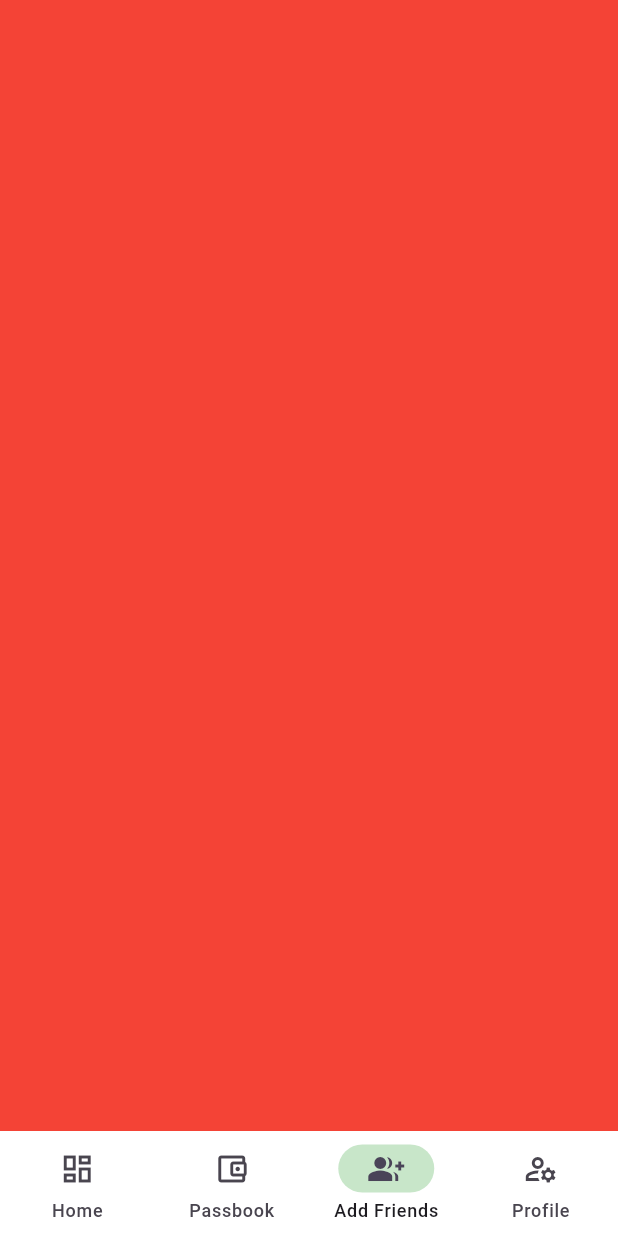
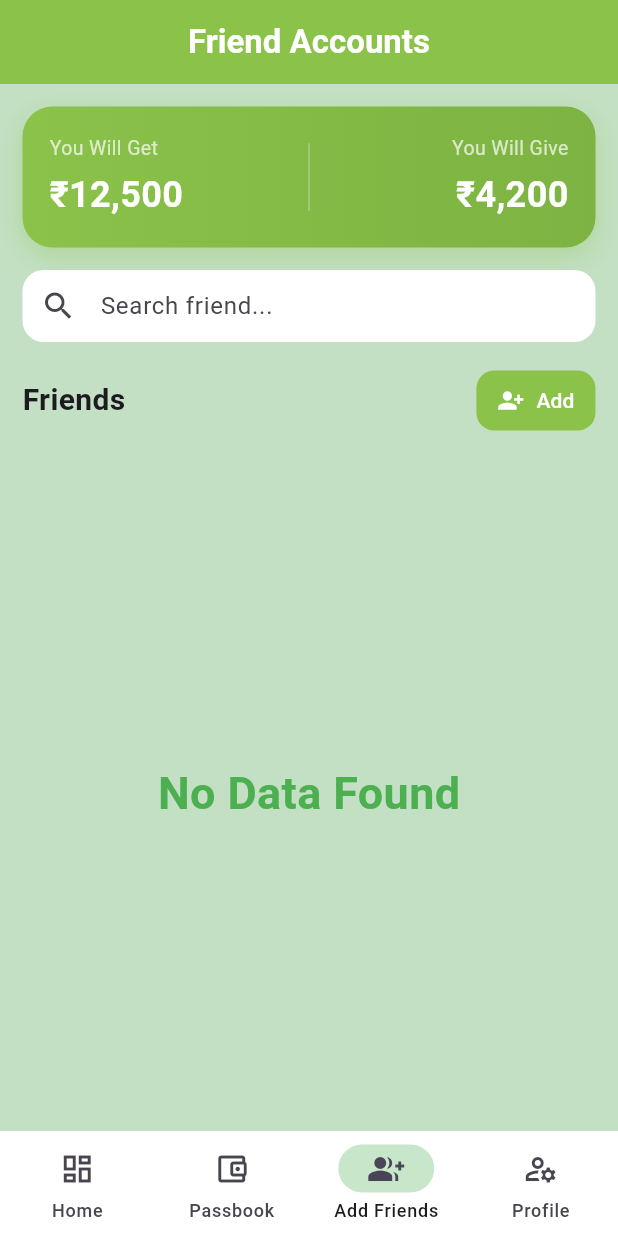
Before and after one commit to VishalNakum1210/FinTrack, a Flutter app: the NavPageSelector screen opened directly, item 3 of the bottom bar chosen, on a phone screen of 412 x 824 dp. Run offline on Flutter 3.47's test engine with Material 3 defaults, Android fonts, the phone set to English and light mode, and no system bars; our stand-ins replace firebase_core, firebase_database, fluttertoast, shared_preferences; accounts and stored records are empty.

Commit message:
Design Friend Ledger page, add AddFriend Page and it's database logic and improve or change other code

```diff
--- /dev/null
+++ b/lib/FriendsPages/friend_expenses.dart
@@ -0,0 +1,315 @@
+import 'package:account/FriendsPages/addFriends.dart';
+import 'package:account/GetInformation/GetFriendDetails.dart';
+import 'package:flutter/material.dart';
+import 'package:shared_preferences/shared_preferences.dart';
+
+class FriendPage extends StatefulWidget {
+  @override
+  State<FriendPage> createState() => _friendPage();
+}
+
+class _friendPage extends State<FriendPage> {
+  List<Map<String, dynamic>>? friendRecord = null;
+
+  void getDetails() async {
+    SharedPreferences sp = await SharedPreferences.getInstance();
+    String? phone_number = sp.getString("phone_number");
+    friendRecord = (await getFriendDetails(phone_number!));
+    setState(() {});
+  }
+
+  @override
+  void initState() {
+    super.initState();
+    getDetails();
+  }
+
+  @override
+  Widget build(BuildContext context) {
+    Color primaryColor = const Color(0xFF8BC24A);
+
+    return Scaffold(
+      backgroundColor: const Color.fromARGB(255, 195, 224, 196),
+
+      appBar: AppBar(
+        elevation: 0,
+        centerTitle: true,
+        backgroundColor: primaryColor,
+        title: const Text(
+          "Friend Accounts",
+          style: TextStyle(fontWeight: FontWeight.bold, color: Colors.white),
+        ),
+      ),
+
+      body: Column(
+        children: [
+          // Summary Card
+          Container(
+            margin: const EdgeInsets.all(15),
+            padding: const EdgeInsets.all(18),
+            decoration: BoxDecoration(
+              borderRadius: BorderRadius.circular(20),
+              gradient: const LinearGradient(
+                colors: [Color(0xFF8BC24A), Color(0xFF7CB342)],
+              ),
+              boxShadow: [
+                BoxShadow(
+                  color: primaryColor.withOpacity(.35),
+                  blurRadius: 15,
+                  offset: const Offset(0, 6),
+                ),
+              ],
+            ),
+            child: Row(
+              children: [
+                Expanded(
+                  child: Column(
+                    crossAxisAlignment: CrossAxisAlignment.start,
+                    children: const [
+                      Text(
+                        "You Will Get",
+                        style: TextStyle(color: Colors.white70, fontSize: 13),
+                      ),
+
+                      SizedBox(height: 5),
+
+                      Text(
+                        "₹12,500",
+                        style: TextStyle(
+                          color: Colors.white,
+                          fontSize: 24,
+                          fontWeight: FontWeight.bold,
+                        ),
+                      ),
+                    ],
+                  ),
+                ),
+
+                Container(height: 45, width: 1, color: Colors.white30),
+
+                Expanded(
+                  child: Column(
+                    crossAxisAlignment: CrossAxisAlignment.end,
+                    children: const [
+                      Text(
+                        "You Will Give",
+                        style: TextStyle(color: Colors.white70, fontSize: 13),
+                      ),
+
+                      SizedBox(height: 5),
+
+                      Text(
+                        "₹4,200",
+                        style: TextStyle(
+                          color: Colors.white,
+                          fontSize: 24,
+                          fontWeight: FontWeight.bold,
+                        ),
+                      ),
+                    ],
+                  ),
+                ),
+              ],
+            ),
+          ),
+
+          // Search
+          Padding(
+            padding: const EdgeInsets.symmetric(horizontal: 15),
+            child: TextField(
+              decoration: InputDecoration(
+                hintText: "Search friend...",
+                prefixIcon: const Icon(Icons.search),
+                filled: true,
+                fillColor: Colors.white,
+                contentPadding: EdgeInsets.zero,
+                border: OutlineInputBorder(
+                  borderRadius: BorderRadius.circular(14),
+                  borderSide: BorderSide.none,
+                ),
+              ),
+            ),
+          ),
+
+          const SizedBox(height: 15),
+
+          // Friends Header
+          Padding(
+            padding: const EdgeInsets.symmetric(horizontal: 15),
+            child: Row(
+              children: [
+                const Text(
+                  "Friends",
+                  style: TextStyle(fontSize: 20, fontWeight: FontWeight.bold),
+                ),
+
+                const Spacer(),
+
+                ElevatedButton.icon(
+                  onPressed: () async {
+                    final result = await Navigator.push(
+                      context,
+                      MaterialPageRoute(builder: (context) => AddFriends()),
+                    );
+
+                    if (result == true) {
+                      getDetails();
+                    }
+                  },
+                  icon: const Icon(Icons.person_add_alt_1, size: 18),
+                  label: const Text("Add"),
+                  style: ElevatedButton.styleFrom(
+                    backgroundColor: primaryColor,
+                    foregroundColor: Colors.white,
+                    elevation: 0,
+                    padding: const EdgeInsets.symmetric(
+                      horizontal: 14,
+                      vertical: 10,
+                    ),
+                    shape: RoundedRectangleBorder(
+                      borderRadius: BorderRadius.circular(12),
+                    ),
+                  ),
+                ),
+              ],
+            ),
+          ),
+
+          const SizedBox(height: 12),
+
+          // Friend List
+          Expanded(
+            child: (friendRecord != null)
+                ? ListView.builder(
+                    padding: const EdgeInsets.symmetric(horizontal: 15),
+                    itemCount: friendRecord!.length,
+                    itemBuilder: (context, index) {
+                      return Container(
+                        margin: const EdgeInsets.only(bottom: 12),
+                        padding: const EdgeInsets.all(15),
+                        decoration: BoxDecoration(
+                          color: Colors.white,
+                          borderRadius: BorderRadius.circular(18),
+                          boxShadow: [
+                            BoxShadow(
+                              color: Colors.black.withOpacity(.05),
+                              blurRadius: 8,
+                              offset: const Offset(0, 3),
+                            ),
+                          ],
+                        ),
+
+                        child: Row(
+                          children: [
+                            // Avatar
+                            CircleAvatar(
+                              radius: 28,
+                              backgroundColor: primaryColor.withOpacity(.15),
+                              child: Text(
+                                "A",
+                                style: TextStyle(
+                                  color: primaryColor,
+                                  fontWeight: FontWeight.bold,
+                                  fontSize: 18,
+                                ),
+                              ),
+                            ),
+
+                            const SizedBox(width: 12),
+
+                            // Name & Number
+                            Expanded(
+                              child: Column(
+                                crossAxisAlignment: CrossAxisAlignment.start,
+                                children: [
+                                  Text(
+                                    "Amit Patel",
+                                    style: const TextStyle(
+                                      fontWeight: FontWeight.bold,
+                                      fontSize: 16,
+                                    ),
+                                  ),
+
+                                  const SizedBox(height: 4),
+
+                                  const Text(
+                                    "9876543210",
+                                    style: TextStyle(
+                                      color: Colors.grey,
+                                      fontSize: 13,
+                                    ),
+                                  ),
+                                ],
+                              ),
+                            ),
+
+                            // Get & Give
+                            Column(
+                              crossAxisAlignment: CrossAxisAlignment.end,
+                              children: [
+                                Container(
+                                  padding: const EdgeInsets.symmetric(
+                                    horizontal: 10,
+                                    vertical: 4,
+                                  ),
+                                  decoration: BoxDecoration(
+                                    color: Colors.green.withOpacity(.10),
+                                    borderRadius: BorderRadius.circular(20),
+                                  ),
+                                  child: Text(
+                                    "Get ₹0",
+                                    style: const TextStyle(
+                                      color: Colors.green,
+                                      fontWeight: FontWeight.bold,
+                                      fontSize: 12,
+                                    ),
+                                  ),
+                                ),
+
+                                const SizedBox(height: 6),
+
+                                Container(
+                                  padding: const EdgeInsets.symmetric(
+                                    horizontal: 10,
+                                    vertical: 4,
+                                  ),
+                                  decoration: BoxDecoration(
+                                    color: Colors.red.withOpacity(.10),
+                                    borderRadius: BorderRadius.circular(20),
+                                  ),
+                                  child: Text(
+                                    "Give ₹1,500",
+                                    style: const TextStyle(
+                                      color: Colors.red,
+                                      fontWeight: FontWeight.bold,
+                                      fontSize: 12,
+                                    ),
+                                  ),
+                                ),
+                              ],
+                            ),
+                          ],
+                        ),
+                      );
+                    },
+                  )
+                : Container(
+                    height: double.infinity,
+                    width: double.infinity,
+                    child: Center(
+                      child: Text(
+                        "No Data Found",
+                        style: TextStyle(
+                          fontWeight: FontWeight.bold,
+                          fontSize: 30,
+                          color: Colors.green,
+                        ),
+                      ),
+                    ),
+                  ),
+          ),
+        ],
+      ),
+    );
+  }
+}
--- /dev/null
+++ b/lib/GetInformation/GetFriendDetails.dart
@@ -0,0 +1,22 @@
+import 'package:firebase_database/firebase_database.dart';
+import 'package:fluttertoast/fluttertoast.dart';
+
+Future<List<Map<String, dynamic>>?> getFriendDetails (String phone_number) async{
+  try{
+    DatabaseReference myref = FirebaseDatabase.instance.ref("Friends/$phone_number");
+    DatabaseEvent event = await myref.once();
+    List<Map<String, dynamic>> result = [];
+    if(event.snapshot.value != null){
+      Map data = event.snapshot.value as Map;
+
+      data.forEach((key, value) {
+        result.add(Map<String, dynamic>.from(value));
+      });
+      print(result);
+      return result;
+    }
+    return null;
+  }catch(e){
+    Fluttertoast.showToast(msg: "Not connected $e");
+  }
+}
--- a/lib/GetInformation/GetTotalExpenses.dart
+++ b/lib/GetInformation/GetTotalExpenses.dart
@@ -18,6 +18,8 @@ Future<String> getTotalExpenses(String phone_number, String Specific) async {
       "Spent Online",
       "Spent Cash For ADA",
       "Spent Online For ADA",
+      "Add CASH",
+      "Add Online"
     ].contains(Specific)) {
       value.forEach((key, data) {
         if ((Specific == "All" && !["Add CASH", "Add Online"].contains(data["Payment_Mode"])) || data["Payment_Mode"] == Specific) {
@@ -25,7 +27,6 @@ Future<String> getTotalExpenses(String phone_number, String Specific) async {
         }
       });
     }
-    print(count);
   }
   return count.toString();
 }
--- a/lib/nav_bar.dart
+++ b/lib/nav_bar.dart
@@ -1,4 +1,5 @@
 import 'package:account/user_pages/PassbookPage.dart';
+import 'package:account/FriendsPages/friend_expenses.dart';
 import 'package:account/user_pages/main_page.dart';
 import 'package:account/user_pages/profile.dart';
 import 'package:flutter/material.dart';
@@ -14,7 +15,7 @@ class _navPageSelector extends State<NavPageSelector> {
   final List<Widget> pages = [
     UserMainPage(),
     Passbookpage(),
-    Container(color: Colors.red),
+    FriendPage(),
     ProfilePage(),
   ];
 
--- a/lib/user_pages/main_page.dart
+++ b/lib/user_pages/main_page.dart
@@ -21,7 +21,7 @@ class _userMainPage extends State<UserMainPage> {
     SharedPreferences sp = await SharedPreferences.getInstance();
     String phone_number = sp.getString("phone_number")!;
     allDetails = await getAllInformation(phone_number);
-    records = await allRecords(phone_number, "");
+    records = await allRecords(phone_number, "All");
     setState(() {
       name = sp.getString("username") ?? "";
       isLoading = false;
@@ -161,7 +161,7 @@ class _userMainPage extends State<UserMainPage> {
                                     ),
                                   ),
                                   title: Text(
-                                    "Grocery Shopping",
+                                    records![index]["Category"],
                                     style: TextStyle(
                                       fontWeight: FontWeight.bold,
                                     ),
```
Also changed, not shown: lib/FriendsPages/addFriends.dart (added, +187 -0 lines), lib/GetInformation/GetAllRecords.dart (+5 -2 lines), lib/user_pages/PassbookPage.dart (+10 -7 lines), lib/user_pages/add_spent.dart (+50 -1 lines).
